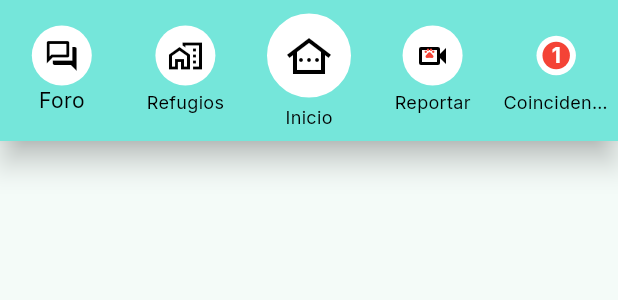
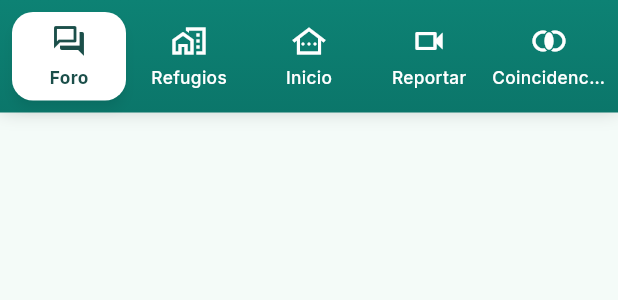
Before and after one commit to Miguel121915/HuellApp, a Flutter app: the BarraInferiorHuellApp widget shown alone on an empty page, opened directly with empty values, on a phone screen of 412 x 824 dp. Shown: the top 300 px of the screen. Run offline on Flutter 3.47's test engine with Material 3 defaults, Android fonts, the phone set to English and light mode, and no system bars; our stand-ins replace file_picker, flutter_map, flutter_svg, geolocator, google_sign_in, image_picker and 3 more; missing offline and left inert: google_sign_in_web; accounts and stored records are empty; network calls fail.

Commit message:
App: barras de arriba y de abajo con los colores del encabezado web
- Barra de arriba: verde turquesa del sitio (#0d8274 → #0b766a), logo original en un panel blanco
  curvo con borde menta, íconos blancos y campana en círculo translúcido; barra de estado en blanco.
- Barra de abajo: mismo verde, íconos y textos blancos sin círculos; la sección activa en un cuadro
  blanco con ícono y texto verde oscuro (como en la web).
- «Coincidencias» muestra el número real de pendientes (antes había un «1» fijo).
- Pruebas: 2 nuevas de la barra de abajo (9 en total).

Co-Authored-By: Claude Opus 5.5 <noreply@anthropic.com>

```diff
--- a/lib/widgets/barra_inferior.dart
+++ b/lib/widgets/barra_inferior.dart
@@ -1,123 +1,125 @@
 import 'package:flutter/material.dart';
 
-/// Barra de abajo de HuellApp (la original): Foro, Refugios, Inicio,
-/// Reportar y Coincidencias. La controla la pantalla principal (AppShell).
+import '../core/tipografia.dart';
+
+/// Barra de abajo de HuellApp: Foro, Refugios, Inicio, Reportar y Coincidencias.
+/// Mismos colores que el encabezado del sitio web: fondo verde turquesa, íconos y textos blancos,
+/// y la sección activa en un cuadro blanco con el ícono y el texto en verde oscuro.
+/// La controla la pantalla principal (AppShell).
 class BarraInferiorHuellApp extends StatelessWidget {
-  final int indiceActual;
-  final ValueChanged<int> onCambio;
-
   const BarraInferiorHuellApp({
     super.key,
     required this.indiceActual,
     required this.onCambio,
+    this.coincidencias = 0,
   });
 
-  static const Color primaryTurquoise = Color(0xFF75E6DA);
+  final int indiceActual;
+  final ValueChanged<int> onCambio;
+
+  /// Coincidencias pendientes (burbuja roja; 0 = sin burbuja).
+  final int coincidencias;
+
+  /// Verde del encabezado del sitio web (arriba → abajo). Texto blanco con contraste AA.
+  static const Color verdeArriba = Color(0xFF0D8274);
+  static const Color verdeAbajo = Color(0xFF0B766A);
+  static const LinearGradient degradado = LinearGradient(
+    begin: Alignment.topCenter,
+    end: Alignment.bottomCenter,
+    colors: [verdeArriba, verdeAbajo],
+  );
+
+  static const _secciones = <(IconData, String)>[
+    (Icons.forum_outlined, 'Foro'),
+    (Icons.maps_home_work_outlined, 'Refugios'),
+    (Icons.other_houses_outlined, 'Inicio'),
+    (Icons.videocam_outlined, 'Reportar'),
+    (Icons.join_inner, 'Coincidencias'),
+  ];
 
   @override
   Widget build(BuildContext context) {
-    return BottomNavigationBar(
-      currentIndex: indiceActual,
-      onTap: onCambio,
-      type: BottomNavigationBarType.fixed,
-      backgroundColor: primaryTurquoise,
-      selectedItemColor: Colors.black,
-      unselectedItemColor: Colors.black,
-      showUnselectedLabels: true,
-      items: [
-        BottomNavigationBarItem(
-          icon: Container(
-            padding: const EdgeInsets.all(8),
+    return DecoratedBox(
       decoration: const BoxDecoration(
-              color: Colors.white,
-              shape: BoxShape.circle,
+        gradient: degradado,
+        boxShadow: [BoxShadow(color: Color(0x33000000), blurRadius: 10, offset: Offset(0, -2))],
       ),
-            child: const Icon(
-              Icons.forum_outlined,
-              color: Colors.black,
-              size: 24,
+      child: SafeArea(
+        top: false,
+        child: Padding(
+          padding: const EdgeInsets.fromLTRB(6, 8, 6, 8),
+          child: Row(
+            children: [
+              for (var i = 0; i < _secciones.length; i++)
+                Expanded(
+                  child: _Seccion(
+                    icono: _secciones[i].$1,
+                    texto: _secciones[i].$2,
+                    activa: i == indiceActual,
+                    insignia: i == 4 ? coincidencias : 0,
+                    alTocar: () => onCambio(i),
                   ),
-          ),
-          label: 'Foro',
-        ),
-        BottomNavigationBarItem(
-          icon: Container(
-            padding: const EdgeInsets.all(8),
-            decoration: const BoxDecoration(
-              color: Colors.white,
-              shape: BoxShape.circle,
-            ),
-            child: const Icon(
-              Icons.maps_home_work_outlined,
-              color: Colors.black,
-              size: 24,
-            ),
-          ),
-          label: 'Refugios',
-        ),
-        BottomNavigationBarItem(
-          icon: Container(
-            padding: const EdgeInsets.all(12),
-            decoration: BoxDecoration(
-              color: Colors.white,
-              shape: BoxShape.circle,
-              border: Border.all(color: primaryTurquoise, width: 2),
-            ),
-            child: const Icon(
-              Icons.other_houses_outlined,
-              color: Colors.black,
-              size: 32,
-            ),
-          ),
-          label: 'Inicio',
-        ),
-        BottomNavigationBarItem(
-          icon: Container(
-            padding: const EdgeInsets.all(8),
-            decoration: const BoxDecoration(
-              color: Colors.white,
-              shape: BoxShape.circle,
-            ),
-            child: const Stack(
-              alignment: Alignment.center,
-              children: [
-                Icon(Icons.videocam_outlined, color: Colors.black, size: 24),
-                Positioned(
-                  top: 6,
-                  left: 6,
-                  child: Icon(Icons.pets, color: Colors.red, size: 8),
                 ),
             ],
           ),
         ),
-          label: 'Reportar',
       ),
-        BottomNavigationBarItem(
-          icon: Container(
-            padding: const EdgeInsets.all(4),
-            decoration: const BoxDecoration(
-              color: Colors.white,
-              shape: BoxShape.circle,
+    );
+  }
+}
+
+class _Seccion extends StatelessWidget {
+  const _Seccion({required this.icono, required this.texto, required this.activa, required this.insignia, required this.alTocar});
+
+  final IconData icono;
+  final String texto;
+  final bool activa;
+  final int insignia;
+  final VoidCallback alTocar;
+
+  @override
+  Widget build(BuildContext context) {
+    final color = activa ? Tipografia.aquaFuerte : Colors.white;
+    return Semantics(
+      button: true,
+      selected: activa,
+      label: insignia > 0 ? '$texto, $insignia pendientes' : texto,
+      excludeSemantics: true,
+      child: Padding(
+        padding: const EdgeInsets.symmetric(horizontal: 2),
+        child: Material(
+          color: activa ? Colors.white : Colors.transparent,
+          elevation: activa ? 3 : 0,
+          shadowColor: const Color(0x55000000),
+          borderRadius: BorderRadius.circular(14),
+          child: InkWell(
+            onTap: alTocar,
+            borderRadius: BorderRadius.circular(14),
+            splashColor: Colors.white24,
+            child: Padding(
+              padding: const EdgeInsets.symmetric(vertical: 7),
+              child: Column(
+                mainAxisSize: MainAxisSize.min,
+                children: [
+                  Badge(
+                    isLabelVisible: insignia > 0,
+                    label: Text(insignia > 9 ? '9+' : '$insignia'),
+                    backgroundColor: const Color(0xFFEC143C),
+                    child: Icon(icono, color: color, size: 24),
                   ),
-            child: Container(
-              padding: const EdgeInsets.all(6),
-              decoration: const BoxDecoration(
-                color: Colors.red,
-                shape: BoxShape.circle,
+                  const SizedBox(height: 4),
+                  Text(
+                    texto,
+                    maxLines: 1,
+                    overflow: TextOverflow.ellipsis,
+                    style: TextStyle(color: color, fontSize: 11.5, fontWeight: activa ? FontWeight.w700 : FontWeight.w500),
                   ),
-              child: const Text(
-                '1',
-                style: TextStyle(
-                  color: Colors.white,
-                  fontWeight: FontWeight.bold,
-                  fontSize: 14,
+                ],
               ),
             ),
           ),
         ),
-          label: 'Coincidencias',
       ),
-      ],
     );
   }
 }
```
Also changed, not shown: lib/screens/app_shell.dart (+17 -6 lines), lib/widgets/campana_avisos.dart (+7 -2 lines), lib/widgets/logo_huellapp.dart (+74 -11 lines), 1 other file. Lines whose indentation alone changed are shown as unchanged.
